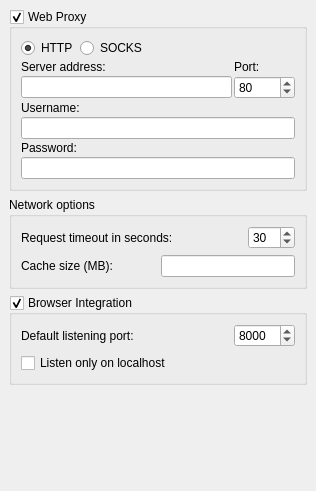
This is ui/options_network.ui in metabrainz/picard as Qt 5 draws it before an edit. The edited form follows.
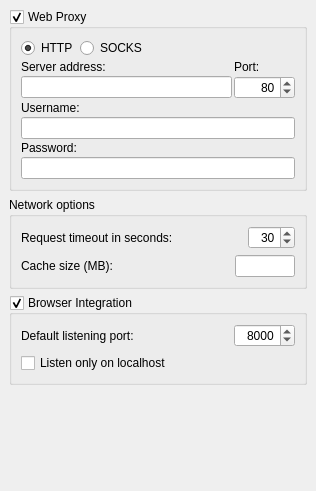
This is the edited form.

Commit message: Set fixed width for cache size line edit widget

```diff
--- a/ui/options_network.ui
+++ b/ui/options_network.ui
@@ -99,6 +99,9 @@
       </item>
       <item row="5" column="1">
        <widget class="QSpinBox" name="server_port">
+        <property name="alignment">
+         <set>Qt::AlignmentFlag::AlignRight|Qt::AlignmentFlag::AlignTrailing|Qt::AlignmentFlag::AlignVCenter</set>
+        </property>
         <property name="minimum">
          <number>1</number>
         </property>
@@ -173,6 +176,9 @@
         </item>
         <item>
          <widget class="QSpinBox" name="transfer_timeout">
+          <property name="alignment">
+           <set>Qt::AlignmentFlag::AlignRight|Qt::AlignmentFlag::AlignTrailing|Qt::AlignmentFlag::AlignVCenter</set>
+          </property>
           <property name="maximum">
            <number>900</number>
           </property>
@@ -206,6 +212,21 @@
             <verstretch>0</verstretch>
            </sizepolicy>
           </property>
+          <property name="minimumSize">
+           <size>
+            <width>60</width>
+            <height>0</height>
+           </size>
+          </property>
+          <property name="maximumSize">
+           <size>
+            <width>60</width>
+            <height>16777215</height>
+           </size>
+          </property>
+          <property name="text">
+           <string/>
+          </property>
           <property name="alignment">
            <set>Qt::AlignRight|Qt::AlignTrailing|Qt::AlignVCenter</set>
           </property>
@@ -245,6 +266,9 @@
         </item>
         <item>
          <widget class="QSpinBox" name="browser_integration_port">
+          <property name="alignment">
+           <set>Qt::AlignmentFlag::AlignRight|Qt::AlignmentFlag::AlignTrailing|Qt::AlignmentFlag::AlignVCenter</set>
+          </property>
           <property name="minimum">
            <number>1</number>
           </property>
```
Left out of the diff: 15 changed lines with no effect on the pictures. The commit also changes 1 other file.
